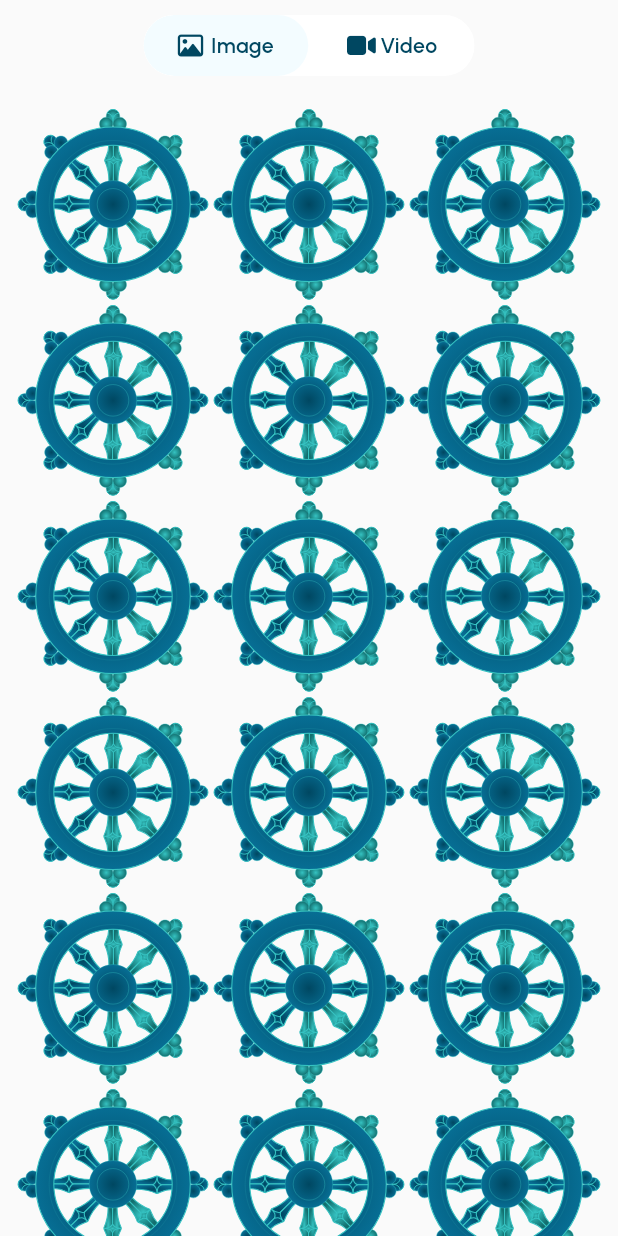
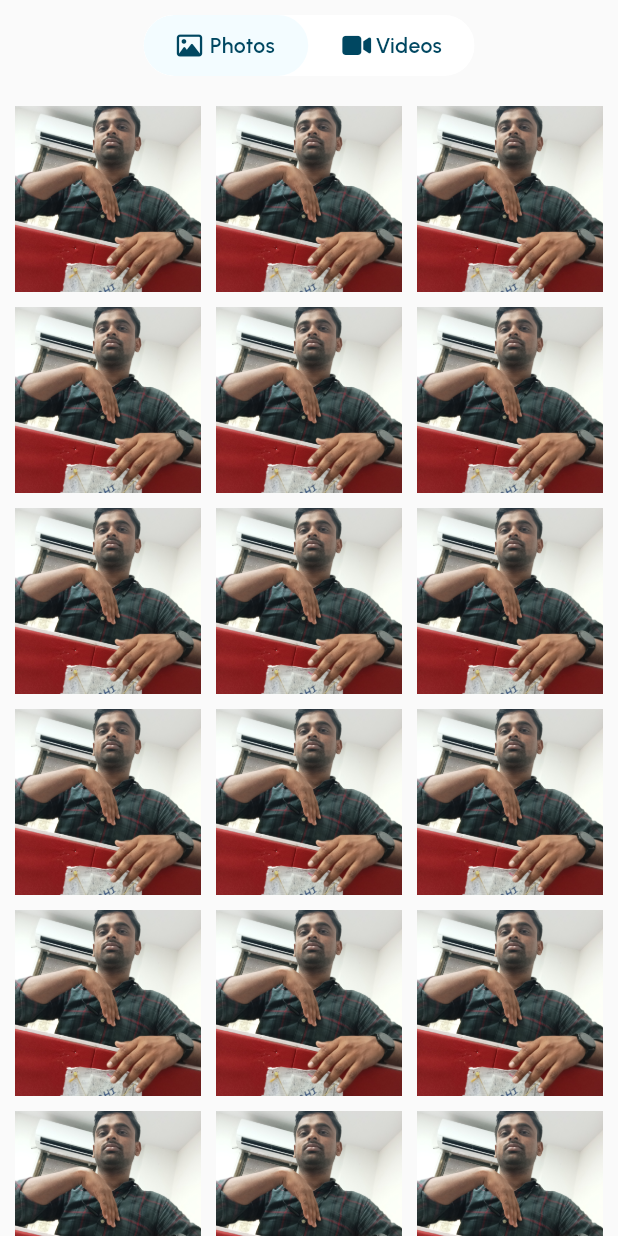
Before and after one commit to Yash-Wadatkar/ngo_app, a Flutter app: the MediaWidget screen opened directly, on a phone screen of 412 x 824 dp. Run offline on Flutter 3.47's test engine with Material 3 defaults, Android fonts, the phone set to English and light mode, and no system bars; drawn by our look-alikes of toggle_switch; our stand-ins replace auto_route, bloc, flutter_bloc, flutter_form_builder, flutter_screenutil, flutter_svg and 4 more; missing offline and left inert: talker_bloc_logger; statements that could not run were skipped.

Commit message:
profile_details screen

```diff
--- a/lib/core/common_widgets/custom_image.dart
+++ b/lib/core/common_widgets/custom_image.dart
@@ -7,6 +7,7 @@ class CustomImage extends StatelessWidget {
   final double? width;
   final double? height;
   final BoxFit fit;
+  final bool isSvg;
 
   const CustomImage({
     super.key,
@@ -14,11 +15,19 @@ class CustomImage extends StatelessWidget {
     this.width,
     this.height,
     this.fit = BoxFit.cover,
+    this.isSvg = true,
   });
 
-  @override
   Widget build(BuildContext context) {
+    if (isSvg) {
       return SvgPicture.asset(
+        imagePath,
+        width: width ?? AppSizes.wSize30,
+        height: height ?? AppSizes.hSize30,
+        fit: fit,
+      );
+    } else {
+      return Image.asset(
         imagePath,
         width: width ?? AppSizes.wSize30,
         height: height ?? AppSizes.hSize30,
@@ -26,3 +35,4 @@ class CustomImage extends StatelessWidget {
       );
     }
   }
+}
--- a/lib/features/chat_module/chat_listing_screen.dart
+++ b/lib/features/chat_module/chat_listing_screen.dart
@@ -30,6 +30,8 @@ class ChatListingScreen extends StatelessWidget {
       padding: const EdgeInsets.all(8.0),
       child: SingleChildScrollView(
         child: Column(
+
+
           mainAxisAlignment: MainAxisAlignment.start,
           children: [
             SizedBox(
--- a/lib/features/chat_module/chat_profile_screen/tab_bar_widget/media_widget.dart
+++ b/lib/features/chat_module/chat_profile_screen/tab_bar_widget/media_widget.dart
@@ -30,8 +30,8 @@ class _MediaToggleScreenState extends State<MediaWidget> {
         child: Column(
           children: [
             CommonToggleSwitch(
-                label: ["Image", "Video"],
-                toggleFunction: (index) async {
+                label: ["Photos", "Videos"],
+                toggleFunction: (index) {
                   setState(() {
                     selectedIndex = index ?? 0;
                   });
@@ -39,7 +39,7 @@ class _MediaToggleScreenState extends State<MediaWidget> {
                 totalSwitches: 2,
                 initialLabelIndex: 0),
             AppSizes.height20,
-            selectedIndex == 0 ? _imageGridView() : _videoGridView(),
+            selectedIndex == 0 ? _videoGridView() : _imageGridView(),
           ],
         ),
       ),
@@ -53,11 +53,13 @@ class _MediaToggleScreenState extends State<MediaWidget> {
         shrinkWrap: true,
         primary: false,
         gridDelegate: SliverGridDelegateWithFixedCrossAxisCount(
-          crossAxisCount: 3,
-        ),
+            crossAxisCount: 3, crossAxisSpacing: 10, mainAxisSpacing: 10),
         itemBuilder: (BuildContext context, int index) {
           return CustomImage(
-            imagePath: "assets/images/app_logo.svg",
+            height: 40,
+            isSvg: false,
+            width: 40,
+            imagePath: "assets/images/image_sample.jpg",
           );
         });
   }
@@ -72,7 +74,11 @@ class _MediaToggleScreenState extends State<MediaWidget> {
             crossAxisCount: 3, crossAxisSpacing: 10, mainAxisSpacing: 10),
         itemBuilder: (BuildContext context, int index) {
           return CustomImage(
-            imagePath: "assets/images/success_image.svg",
+            height: 40,
+            width: 40,
+            isSvg: false,
+            imagePath:
+                "assets/images/image_sample.jpg", // Replace with video preview if needed
           );
         });
   }
--- a/lib/main.dart
+++ b/lib/main.dart
@@ -7,7 +7,7 @@ import 'package:ngo_app/core/utils/theme/theme.dart';
 import 'package:talker_bloc_logger/talker_bloc_logger.dart';
 
 void main() {
-   Bloc.observer = TalkerBlocObserver(
+  Bloc.observer = TalkerBlocObserver(
     settings: TalkerBlocLoggerSettings(
       enabled: true,
       printEventFullData: false,
--- a/pubspec.yaml
+++ b/pubspec.yaml
@@ -77,9 +77,9 @@ flutter:
 
   # To add assets to your application, add an assets section, like this:
   assets:
-    - assets/images/
     - assets/icons/
     - assets/fonts/
+    - assets/images/image_sample.jpg
 
   # An image asset can refer to one or more resolution-specific "variants", see
   # https://flutter.dev/to/resolution-aware-images
```
Also changed, not shown: lib/core/common_widgets/document_content.dart (added, +51 -0 lines), lib/features/chat_module/chat_profile_screen/tab_bar_widget/audio_widget.dart (+33 -0 lines), lib/features/chat_module/chat_profile_screen/tab_bar_widget/document_widget.dart (+34 -0 lines), lib/features/chat_module/chat_profile_screen/tab_bar_widget/link_widget.dart (+31 -0 lines), assets/images/image_sample.jpg (added), pubspec.lock, 1 other file. Lines whose indentation alone changed are shown as unchanged.
